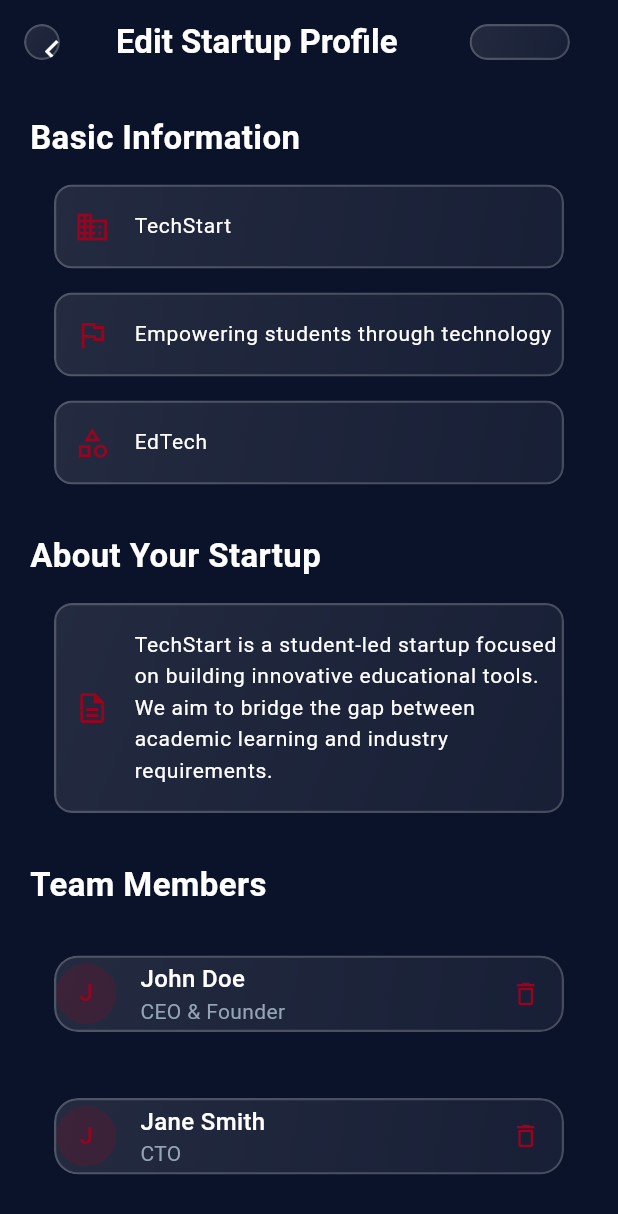
After one commit to ingdia/alu_spark, a Flutter app: the StartupProfileEditScreen screen opened directly, on a phone screen of 412 x 824 dp. The commit adds this screen. Shown: the top 1214 px of the screen. Run offline on Flutter 3.47's test engine with Material 3 defaults, Android fonts, the phone set to English and light mode, and no system bars; our stand-ins replace flutter_riverpod.

Commit message:
feat(startup_profile): add startup profile edit screen with team management'

```diff
--- a/lib/app/router/app_router.dart
+++ b/lib/app/router/app_router.dart
@@ -30,6 +30,11 @@ import 'package:alu_spark/features/opportunities/presentation/screens/post_oppor
 // ==========================================
 import 'package:alu_spark/features/student_profile/presentation/screens/student_profile_screen.dart';
 import 'package:alu_spark/features/student_profile/presentation/screens/student_profile_edit_screen.dart';
+
+// ==========================================
+// Startup Profile
+// ==========================================
+import 'package:alu_spark/features/startup_profile/presentation/screens/startup_profile_screen.dart';
 
 class RouteNames {
   // Auth & Onboarding
@@ -116,11 +121,12 @@ class AppRouter {
       case RouteNames.studentProfileEdit:
         return MaterialPageRoute(builder: (_) => const StudentProfileEditScreen());
 
+      case RouteNames.startupProfile:
+        return MaterialPageRoute(builder: (_) => const StartupProfileScreen());
+
       // ==========================================
       // --- Placeholder Routes (Upcoming Commits) ---
       // ==========================================
-      case RouteNames.startupProfile:
-        return MaterialPageRoute(builder: (_) => _placeholderScreen('Startup Profile'));
       case RouteNames.startupProfileEdit:
         return MaterialPageRoute(builder: (_) => _placeholderScreen('Startup Profile Edit'));
       case RouteNames.applyOpportunity:
--- /dev/null
+++ b/lib/features/startup_profile/presentation/screens/startup_profile_edit_screen.dart
@@ -0,0 +1,307 @@
+import 'package:flutter/material.dart';
+import 'package:flutter_riverpod/flutter_riverpod.dart';
+import 'package:alu_spark/app/theme/app_colors.dart';
+import 'package:alu_spark/app/theme/app_text_styles.dart';
+import 'package:alu_spark/core/widgets/glassmorphism_container.dart';
+
+class StartupProfileEditScreen extends ConsumerStatefulWidget {
+  const StartupProfileEditScreen({super.key});
+
+  @override
+  ConsumerState<StartupProfileEditScreen> createState() => _StartupProfileEditScreenState();
+}
+
+class _StartupProfileEditScreenState extends ConsumerState<StartupProfileEditScreen> {
+  final _formKey = GlobalKey<FormState>();
+  final _nameController = TextEditingController(text: 'TechStart');
+  final _taglineController = TextEditingController(text: 'Empowering students through technology');
+  final _industryController = TextEditingController(text: 'EdTech');
+  final _descriptionController = TextEditingController(text: 'TechStart is a student-led startup focused on building innovative educational tools. We aim to bridge the gap between academic learning and industry requirements.');
+  final _teamMemberNameController = TextEditingController();
+  final _teamMemberRoleController = TextEditingController();
+
+  // Using final for lists to align with project conventions
+  final List<Map<String, String>> _teamMembers = [
+    {'name': 'John Doe', 'role': 'CEO & Founder'},
+    {'name': 'Jane Smith', 'role': 'CTO'},
+    {'name': 'Alice Brown', 'role': 'Lead Designer'},
+  ];
+
+  @override
+  void dispose() {
+    _nameController.dispose();
+    _taglineController.dispose();
+    _industryController.dispose();
+    _descriptionController.dispose();
+    _teamMemberNameController.dispose();
+    _teamMemberRoleController.dispose();
+    super.dispose();
+  }
+
+  @override
+  Widget build(BuildContext context) {
+    return Scaffold(
+      backgroundColor: AppColors.darkBlue,
+      appBar: _buildAppBar(),
+      body: Form(
+        key: _formKey,
+        child: SingleChildScrollView(
+          padding: const EdgeInsets.all(20),
+          child: Column(
+            crossAxisAlignment: CrossAxisAlignment.start,
+            children: [
+              _buildSectionTitle('Basic Information'),
+              const SizedBox(height: 16),
+              _buildGlassTextField(controller: _nameController, hintText: 'Startup Name', prefixIcon: Icons.business_outlined),
+              const SizedBox(height: 16),
+              _buildGlassTextField(controller: _taglineController, hintText: 'Tagline', prefixIcon: Icons.flag_outlined),
+              const SizedBox(height: 16),
+              _buildGlassTextField(controller: _industryController, hintText: 'Industry', prefixIcon: Icons.category_outlined),
+              const SizedBox(height: 32),
+
+              _buildSectionTitle('About Your Startup'),
+              const SizedBox(height: 16),
+              _buildGlassTextField(
+                controller: _descriptionController,
+                hintText: 'Tell students about your startup, mission, and vision...',
+                prefixIcon: Icons.description_outlined,
+                maxLines: 5
+              ),
+              const SizedBox(height: 32),
+
+              _buildSectionTitle('Team Members'),
+              const SizedBox(height: 16),
+              _buildTeamMembersEditor(),
+              const SizedBox(height: 40),
+
+              _buildSaveButton(),
+              const SizedBox(height: 20),
+            ],
+          ),
+        ),
+      ),
+    );
+  }
+
+  PreferredSizeWidget _buildAppBar() {
+    return AppBar(
+      backgroundColor: Colors.transparent,
+      elevation: 0,
+      leading: Padding(
+        padding: const EdgeInsets.all(16.0),
+        child: GlassmorphicContainer(
+          blur: 10,
+          borderRadius: 12,
+          padding: const EdgeInsets.all(0),
+          child: IconButton(
+            icon: const Icon(Icons.arrow_back_ios_new, color: AppColors.white, size: 18),
+            onPressed: () => Navigator.of(context).pop(),
+          ),
+        ),
+      ),
+      title: Text(
+        'Edit Startup Profile',
+        style: AppTextStyles.headingMedium.copyWith(color: AppColors.white),
+      ),
+      centerTitle: true,
+      actions: [
+        Padding(
+          padding: const EdgeInsets.all(16.0),
+          child: GlassmorphicContainer(
+            blur: 10,
+            borderRadius: 12,
+            padding: const EdgeInsets.symmetric(horizontal: 16, vertical: 0),
+            child: TextButton(
+              onPressed: () {
+                // TODO: Trigger provider to save startup profile
+              },
+              child: Text(
+                'Save',
+                style: AppTextStyles.bodyLarge.copyWith(color: AppColors.white),
+              ),
+            ),
+          ),
+        ),
+      ],
+    );
+  }
+
+  Widget _buildSectionTitle(String title) {
+    return Text(
+      title,
+      style: AppTextStyles.headingMedium.copyWith(color: AppColors.white),
+    );
+  }
+
+  Widget _buildGlassTextField({
+    required TextEditingController controller,
+    required String hintText,
+    IconData? prefixIcon,
+    int maxLines = 1,
+  }) {
+    return GlassmorphicContainer(
+      blur: 10,
+      borderRadius: 12,
+      padding: const EdgeInsets.symmetric(horizontal: 16),
+      child: TextField(
+        controller: controller,
+        maxLines: maxLines,
+        style: AppTextStyles.bodyMedium.copyWith(color: AppColors.white),
+        decoration: InputDecoration(
+          hintText: hintText,
+          hintStyle: AppTextStyles.bodyMedium.copyWith(color: AppColors.textSecondary),
+          prefixIcon: prefixIcon != null ? Icon(prefixIcon, color: AppColors.darkRed) : null,
+          border: InputBorder.none,
+          contentPadding: const EdgeInsets.symmetric(vertical: 16),
+        ),
+      ),
+    );
+  }
+
+  Widget _buildTeamMembersEditor() {
+    return Column(
+      crossAxisAlignment: CrossAxisAlignment.start,
+      children: [
+        ..._teamMembers.asMap().entries.map((entry) {
+          final index = entry.key;
+          final member = entry.value;
+          return Padding(
+            padding: const EdgeInsets.only(bottom: 12),
+            child: GlassmorphicContainer(
+              blur: 10,
+              borderRadius: 16,
+              padding: const EdgeInsets.all(16),
+              child: Row(
+                children: [
+                  CircleAvatar(
+                    backgroundColor: AppColors.darkRed.withOpacity(0.2),
+                    child: Text(
+                      member['name']!.substring(0, 1),
+                      style: AppTextStyles.bodyLarge.copyWith(color: AppColors.darkRed),
+                    ),
+                  ),
+                  const SizedBox(width: 16),
+                  Expanded(
+                    child: Column(
+                      crossAxisAlignment: CrossAxisAlignment.start,
+                      children: [
+                        Text(
+                          member['name']!,
+                          style: AppTextStyles.bodyLarge.copyWith(color: AppColors.white),
+                        ),
+                        Text(
+                          member['role']!,
+                          style: AppTextStyles.bodyMedium.copyWith(color: AppColors.textSecondary),
+                        ),
+                      ],
+                    ),
+                  ),
+                  IconButton(
+                    icon: const Icon(Icons.delete_outline, color: AppColors.darkRed, size: 20),
+                    onPressed: () {
+                      setState(() => _teamMembers.removeAt(index));
+                    },
+                  ),
+                ],
+              ),
+            ),
+          );
+        }),
+        const SizedBox(height: 16),
+        GlassmorphicContainer(
+          blur: 10,
+          borderRadius: 16,
+          padding: const EdgeInsets.all(16),
+          child: Column(
+            crossAxisAlignment: CrossAxisAlignment.start,
+            children: [
+              Text(
+                'Add New Team Member',
+                style: AppTextStyles.bodyLarge.copyWith(color: AppColors.white),
+              ),
+              const SizedBox(height: 12),
+              TextField(
+                controller: _teamMemberNameController,
+                style: AppTextStyles.bodyMedium.copyWith(color: AppColors.white),
+                decoration: InputDecoration(
+                  hintText: 'Name',
+                  hintStyle: AppTextStyles.bodyMedium.copyWith(color: AppColors.textSecondary),
+                  border: InputBorder.none,
+                  contentPadding: const EdgeInsets.symmetric(vertical: 8),
+                ),
+              ),
+              const Divider(color: AppColors.borderGlass, height: 1),
+              TextField(
+                controller: _teamMemberRoleController,
+                style: AppTextStyles.bodyMedium.copyWith(color: AppColors.white),
+                decoration: InputDecoration(
+                  hintText: 'Role (e.g., CTO, Lead Designer)',
+                  hintStyle: AppTextStyles.bodyMedium.copyWith(color: AppColors.textSecondary),
+                  border: InputBorder.none,
+                  contentPadding: const EdgeInsets.symmetric(vertical: 8),
+                ),
+              ),
+              const SizedBox(height: 12),
+              SizedBox(
+                width: double.infinity,
+                child: ElevatedButton.icon(
+                  onPressed: _addTeamMember,
+                  icon: const Icon(Icons.add, color: AppColors.white, size: 18),
+                  label: Text(
+                    'Add Member',
+                    style: AppTextStyles.bodyMedium.copyWith(color: AppColors.white),
+                  ),
+                  style: ElevatedButton.styleFrom(
+                    backgroundColor: AppColors.darkRed,
+                    shape: RoundedRectangleBorder(
+                      borderRadius: BorderRadius.circular(12),
+                    ),
+                    elevation: 0,
+                    padding: const EdgeInsets.symmetric(vertical: 12),
+                  ),
+                ),
+              ),
+            ],
+          ),
+        ),
+      ],
+    );
+  }
+
+  void _addTeamMember() {
+    if (_teamMemberNameController.text.trim().isNotEmpty &&
+        _teamMemberRoleController.text.trim().isNotEmpty) {
+      setState(() {
+        _teamMembers.add({
+          'name': _teamMemberNameController.text.trim(),
+          'role': _teamMemberRoleController.text.trim(),
+        });
+        _teamMemberNameController.clear();
+        _teamMemberRoleController.clear();
+      });
+    }
+  }
+
+  Widget _buildSaveButton() {
+    return SizedBox(
+      width: double.infinity,
+      height: 50,
+      child: ElevatedButton(
+        onPressed: () {
+          // TODO: Trigger provider to save startup profile
+        },
+        style: ElevatedButton.styleFrom(
+          backgroundColor: AppColors.darkRed,
+          shape: RoundedRectangleBorder(
+            borderRadius: BorderRadius.circular(12),
+          ),
+          elevation: 0,
+        ),
+        child: Text(
+          'Save Changes',
+          style: AppTextStyles.bodyLarge.copyWith(color: AppColors.white),
+        ),
+      ),
+    );
+  }
+}
```
